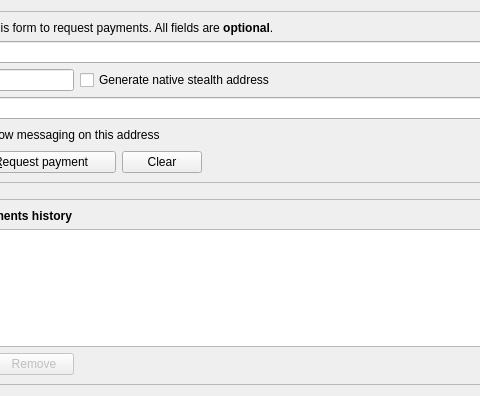
vergecurrency/verge, file src/qt/forms/receivecoinsdialog.ui: the form before one commit; both pictures show x 113 to 593 and y 0 to 396 of the 776 by 396 pixel window.
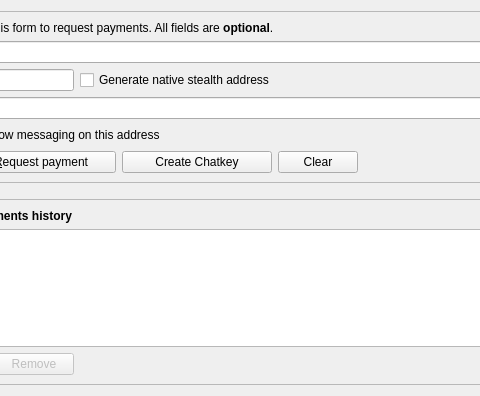
The form after the commit. Icons and pictures are not drawn. Custom widgets are drawn as their Qt base class.

Commit message: generate chatkey / seperate address book/chat status

```diff
--- a/src/qt/forms/receivecoinsdialog.ui
+++ b/src/qt/forms/receivecoinsdialog.ui
@@ -126,6 +126,29 @@
             </property>
            </widget>
           </item>
+          <item>
+           <widget class="QPushButton" name="createChatkeyButton">
+            <property name="minimumSize">
+             <size>
+              <width>150</width>
+              <height>0</height>
+             </size>
+            </property>
+            <property name="toolTip">
+             <string>Create a labeled address with secure messaging enabled and show its chatkey.</string>
+            </property>
+            <property name="text">
+             <string>Create Chatkey</string>
+            </property>
+            <property name="icon">
+             <iconset resource="../verge.qrc">
+              <normaloff>:/icons/editcopy</normaloff>:/icons/editcopy</iconset>
+            </property>
+            <property name="autoDefault">
+             <bool>false</bool>
+            </property>
+           </widget>
+          </item>
           <item>
            <widget class="QPushButton" name="clearButton">
             <property name="sizePolicy">
```
The commit also changes 10 other files.
